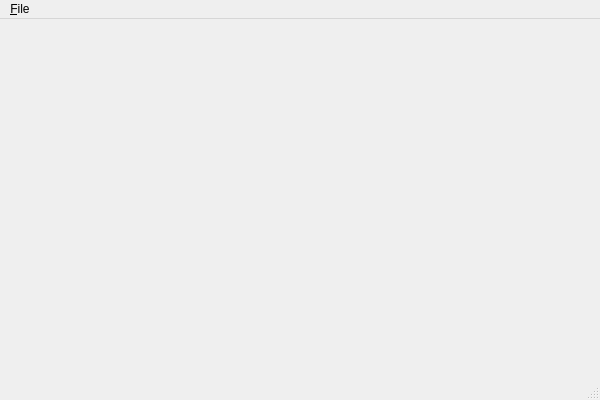
Before: the Qt Designer form src/ApplicationTheme/MainWindow.ui in canoKes/QtExamples, drawn with Qt 5.
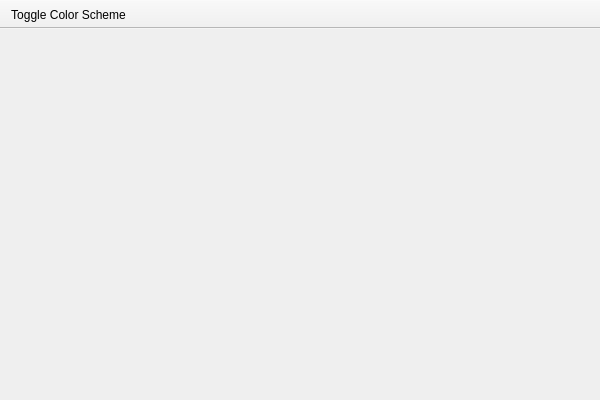
After: the same form once the commit is applied.

Commit message: removed quit action

```diff
--- a/src/ApplicationTheme/MainWindow.ui
+++ b/src/ApplicationTheme/MainWindow.ui
@@ -14,29 +14,27 @@
    <string>MainWindow</string>
   </property>
   <widget class="QWidget" name="centralWidget"/>
-  <widget class="QMenuBar" name="menuBar">
-   <property name="geometry">
-    <rect>
-     <x>0</x>
-     <y>0</y>
-     <width>600</width>
-     <height>33</height>
-    </rect>
+  <widget class="QToolBar" name="toolBar">
+   <property name="windowTitle">
+    <string>toolBar</string>
    </property>
-   <widget class="QMenu" name="menuFile">
-    <property name="title">
-     <string>&amp;File</string>
-    </property>
-    <addaction name="actionToggleThemeMode"/>
-    <addaction name="separator"/>
-    <addaction name="actionQuit"/>
-   </widget>
-   <addaction name="menuFile"/>
+   <property name="movable">
+    <bool>false</bool>
+   </property>
+   <property name="floatable">
+    <bool>false</bool>
+   </property>
+   <attribute name="toolBarArea">
+    <enum>TopToolBarArea</enum>
+   </attribute>
+   <attribute name="toolBarBreak">
+    <bool>false</bool>
+   </attribute>
+   <addaction name="toggleColorSchemeAction"/>
   </widget>
-  <widget class="QStatusBar" name="statusBar"/>
-  <action name="actionToggleThemeMode">
+  <action name="toggleColorSchemeAction">
    <property name="text">
-    <string>&amp;Toggle Theme Mode</string>
+    <string>Toggle Color Scheme</string>
    </property>
   </action>
   <action name="actionQuit">
```
Left out of the diff: 6 changed lines with no effect on the pictures. The commit also changes 1 other file.
